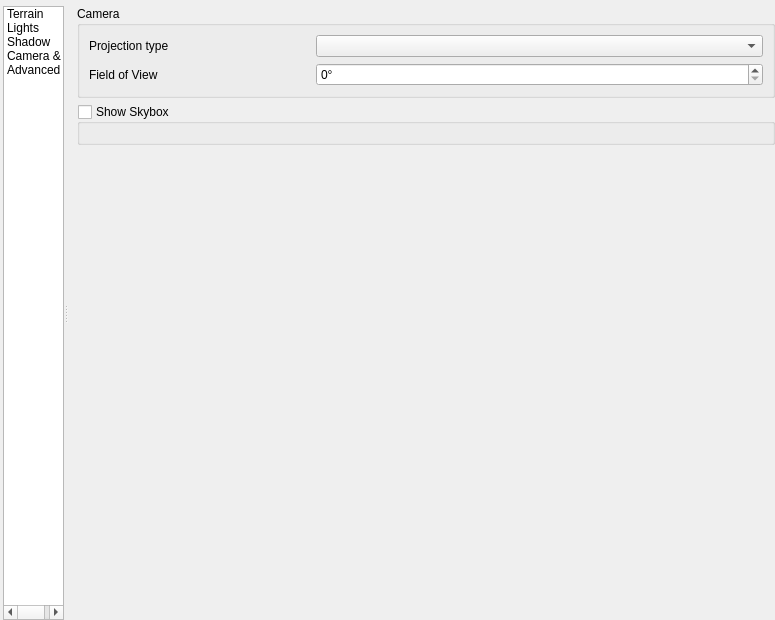
The window that src/ui/3d/map3dconfigwidget.ui (qgis/QGIS) describes before a commit, drawn with Qt 5.
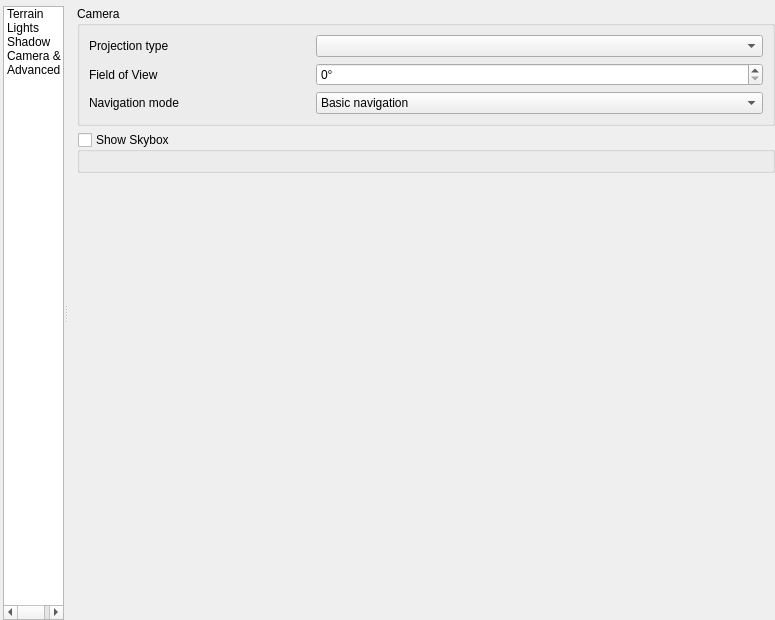
The same window after the commit. The open tabs and pages were chosen to show the change. Icons and pictures are not drawn. Custom widgets are drawn as their Qt base class.

Commit message: initial fly mode implementation

The edit to the form file:
```diff
--- a/src/ui/3d/map3dconfigwidget.ui
+++ b/src/ui/3d/map3dconfigwidget.ui
@@ -584,8 +584,8 @@
                <rect>
                 <x>0</x>
                 <y>0</y>
-                <width>201</width>
-                <height>161</height>
+                <width>704</width>
+                <height>604</height>
                </rect>
               </property>
               <layout class="QVBoxLayout" name="verticalLayoutCameraSkybox">
@@ -634,6 +634,27 @@
                     </property>
                    </widget>
                   </item>
+                  <item row="3" column="1" colspan="2">
+                   <widget class="QComboBox" name="mCameraNavigationMode">
+                    <item>
+                     <property name="text">
+                      <string>Basic navigation</string>
+                     </property>
+                    </item>
+                    <item>
+                     <property name="text">
+                      <string>Fly navigation</string>
+                     </property>
+                    </item>
+                   </widget>
+                  </item>
+                  <item row="3" column="0">
+                   <widget class="QLabel" name="labelCameraNavigationMode">
+                    <property name="text">
+                     <string>Navigation mode</string>
+                    </property>
+                   </widget>
+                  </item>
                  </layout>
                 </widget>
                </item>
```
Left out of the diff: 28 changed lines with no effect on the pictures. The commit also changes 8 other files.
